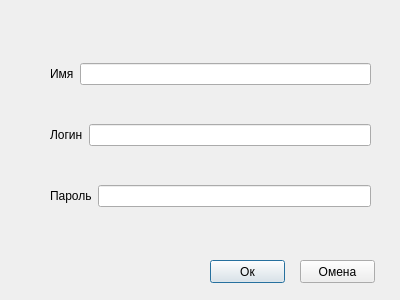
Before: the Qt Designer form createdisp.ui in UtopicUnicorn-IKIT/Kursovoy1, drawn with Qt 5.
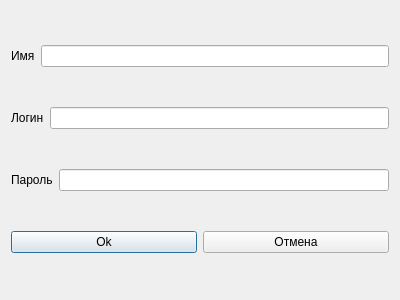
After: the same form once the commit is applied.

Patch:
```diff
--- a/createdisp.ui
+++ b/createdisp.ui
@@ -13,43 +13,8 @@
   <property name="windowTitle">
    <string>Dialog</string>
   </property>
-  <widget class="QPushButton" name="pushButton">
-   <property name="geometry">
-    <rect>
-     <x>210</x>
-     <y>260</y>
-     <width>75</width>
-     <height>23</height>
-    </rect>
-   </property>
-   <property name="text">
-    <string>Ок</string>
-   </property>
-  </widget>
-  <widget class="QPushButton" name="pushButton_2">
-   <property name="geometry">
-    <rect>
-     <x>300</x>
-     <y>260</y>
-     <width>75</width>
-     <height>23</height>
-    </rect>
-   </property>
-   <property name="text">
-    <string>Омена</string>
-   </property>
-  </widget>
-  <widget class="QWidget" name="layoutWidget">
-   <property name="geometry">
-    <rect>
-     <x>50</x>
-     <y>30</y>
-     <width>321</width>
-     <height>211</height>
-    </rect>
-   </property>
-   <layout class="QVBoxLayout" name="verticalLayout">
-    <item>
+  <layout class="QGridLayout" name="gridLayout">
+   <item row="0" column="0" colspan="2">
      <layout class="QHBoxLayout" name="horizontalLayout">
       <item>
        <widget class="QLabel" name="label">
@@ -63,7 +28,7 @@
       </item>
      </layout>
     </item>
-    <item>
+   <item row="1" column="0" colspan="2">
      <layout class="QHBoxLayout" name="horizontalLayout_2">
       <item>
        <widget class="QLabel" name="label_2">
@@ -77,7 +42,7 @@
       </item>
      </layout>
     </item>
-    <item>
+   <item row="2" column="0" colspan="2">
      <layout class="QHBoxLayout" name="horizontalLayout_3">
       <item>
        <widget class="QLabel" name="label_3">
@@ -95,8 +60,21 @@
       </item>
      </layout>
     </item>
-   </layout>
-  </widget>
+   <item row="3" column="0">
+    <widget class="QPushButton" name="CreateNew">
+     <property name="text">
+      <string>Ok</string>
+     </property>
+    </widget>
+   </item>
+   <item row="3" column="1">
+    <widget class="QPushButton" name="Cancle">
+     <property name="text">
+      <string>Отмена</string>
+     </property>
+    </widget>
+   </item>
+  </layout>
  </widget>
  <resources/>
  <connections/>
```
Lines whose indentation alone changed are shown as unchanged.
